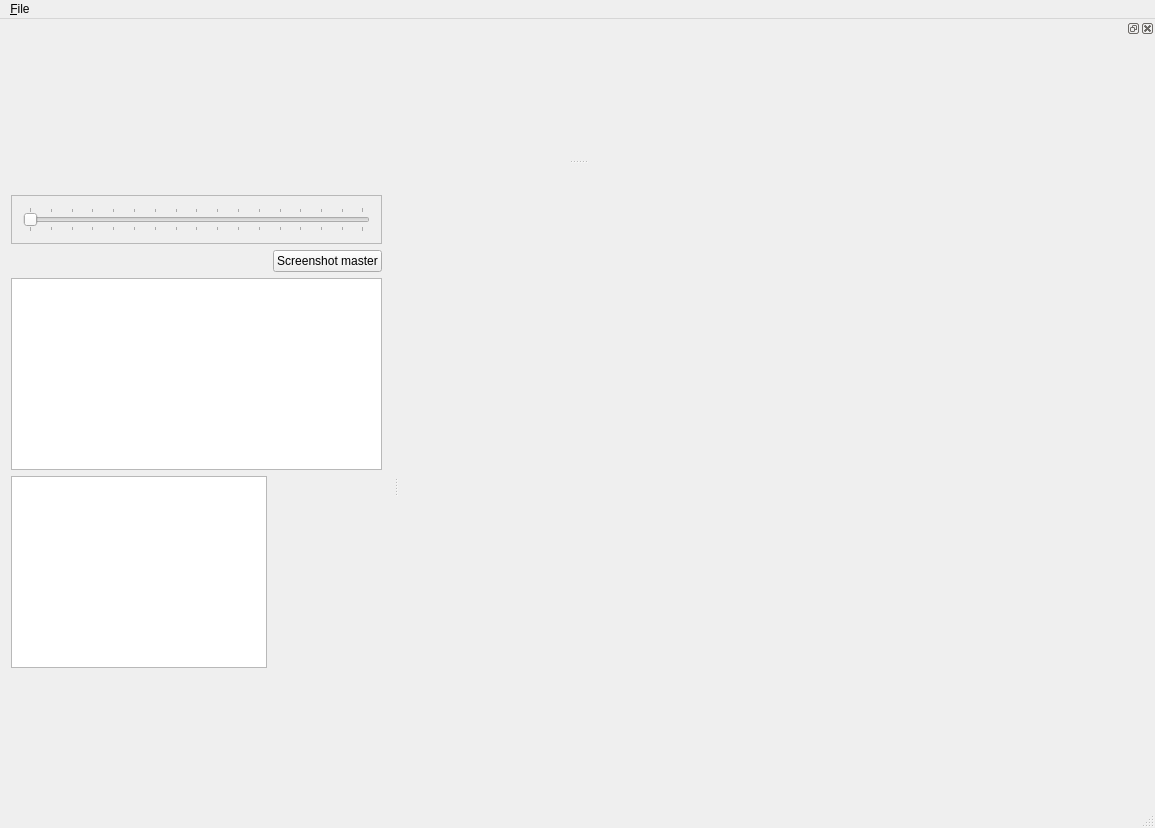
First picture: the form in mainwindow.ui, repository minotor-org/minotor, before the edit.
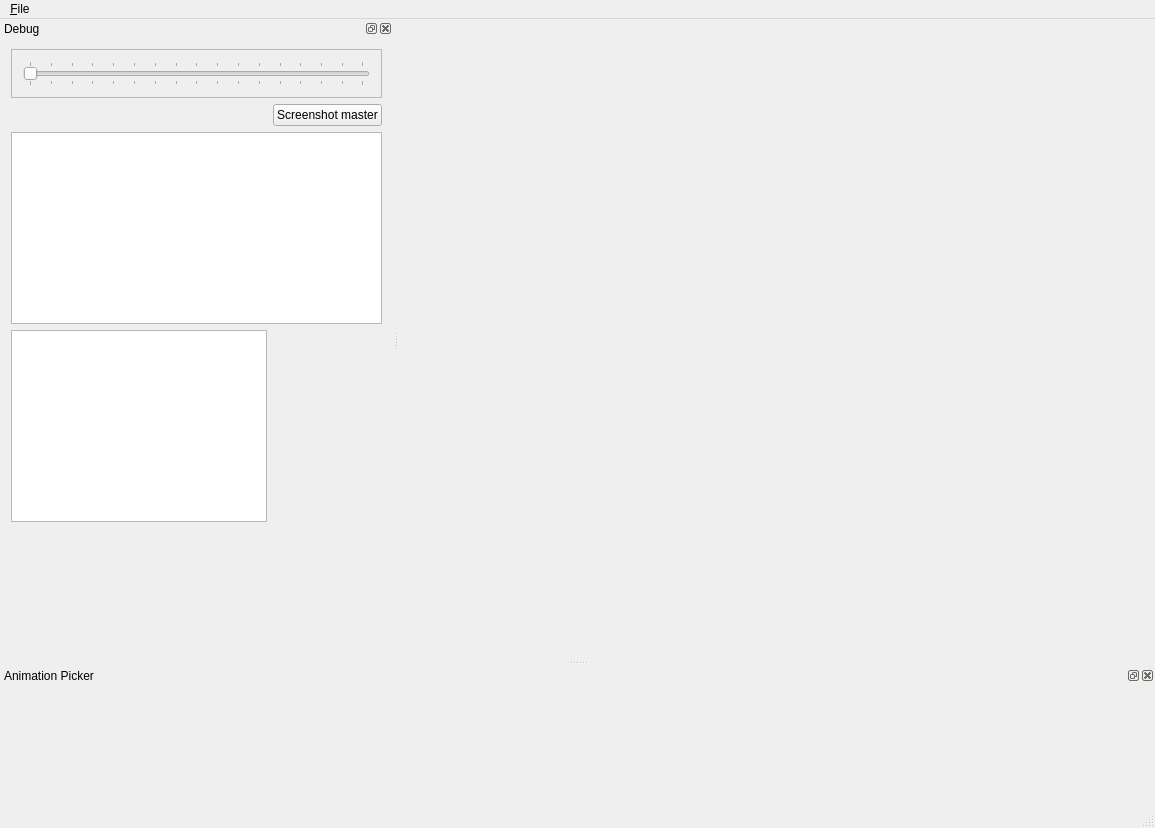
Second picture: the form after the edit.

Commit message: Prepares UI to be lifted ;-)

The edit to the form file:
```diff
--- a/mainwindow.ui
+++ b/mainwindow.ui
@@ -33,8 +33,8 @@
   </widget>
   <widget class="QStatusBar" name="statusBar"/>
   <widget class="QDockWidget" name="dwDebug">
-   <property name="features">
-    <set>QDockWidget::DockWidgetMovable</set>
+   <property name="windowTitle">
+    <string>Debug</string>
    </property>
    <attribute name="dockWidgetArea">
     <number>1</number>
@@ -136,8 +136,11 @@
      <height>140</height>
     </size>
    </property>
+   <property name="windowTitle">
+    <string>Animation Picker</string>
+   </property>
    <attribute name="dockWidgetArea">
-    <number>4</number>
+    <number>8</number>
    </attribute>
    <widget class="QWidget" name="dwAnimationPickerContent">
     <layout class="QVBoxLayout" name="verticalLayout_4"/>
```
The commit also changes 1 other file.
